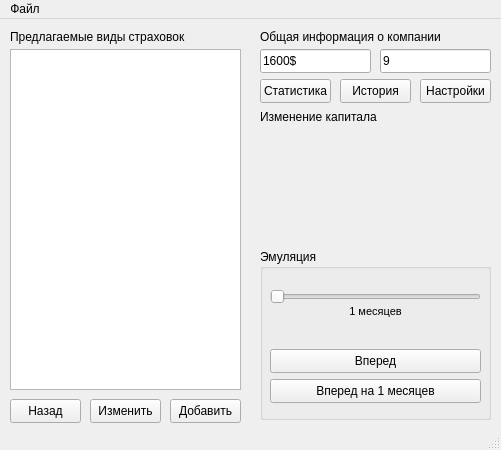
Irval1337/InsuranceSimulator, file InsuranceSimulator/mainwindow.ui: the form before one commit.
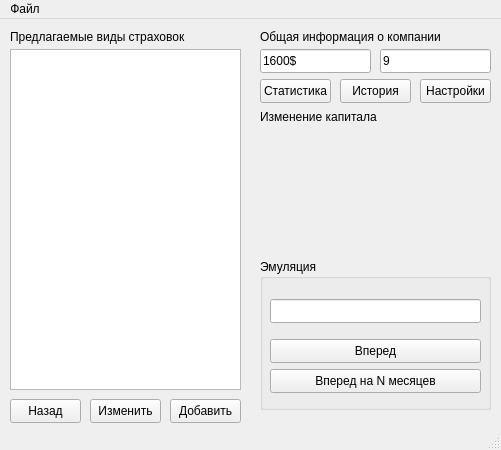
The form after the commit.

What changed in the file:
```diff
--- a/InsuranceSimulator/mainwindow.ui
+++ b/InsuranceSimulator/mainwindow.ui
@@ -108,51 +108,19 @@
     <property name="geometry">
      <rect>
       <x>260</x>
-      <y>230</y>
+      <y>240</y>
       <width>231</width>
-      <height>171</height>
+      <height>151</height>
      </rect>
     </property>
     <property name="title">
      <string>Эмуляция</string>
     </property>
-    <widget class="QSlider" name="horizontalSlider">
-     <property name="geometry">
-      <rect>
-       <x>10</x>
-       <y>40</y>
-       <width>211</width>
-       <height>16</height>
-      </rect>
-     </property>
-     <property name="minimum">
-      <number>1</number>
-     </property>
-     <property name="maximum">
-      <number>1000</number>
-     </property>
-     <property name="orientation">
-      <enum>Qt::Horizontal</enum>
-     </property>
-    </widget>
-    <widget class="QLabel" name="periodLabel">
-     <property name="geometry">
-      <rect>
-       <x>10</x>
-       <y>53</y>
-       <width>211</width>
-       <height>20</height>
-      </rect>
-     </property>
-     <property name="text">
-      <string>&lt;html&gt;&lt;head/&gt;&lt;body&gt;&lt;p align=&quot;center&quot;&gt;&lt;span style=&quot; font-size:8pt;&quot;&gt;1 месяцев&lt;/span&gt;&lt;/p&gt;&lt;/body&gt;&lt;/html&gt;</string>
-     </property>
-    </widget>
     <widget class="QPushButton" name="pushButton">
      <property name="geometry">
       <rect>
        <x>10</x>
-       <y>100</y>
+       <y>80</y>
        <width>211</width>
        <height>24</height>
       </rect>
@@ -165,13 +133,23 @@
      <property name="geometry">
       <rect>
        <x>10</x>
-       <y>130</y>
+       <y>110</y>
        <width>211</width>
        <height>24</height>
       </rect>
      </property>
      <property name="text">
-      <string>Вперед на 1 месяцев</string>
+      <string>Вперед на N месяцев</string>
+     </property>
+    </widget>
+    <widget class="QLineEdit" name="lineEdit_3">
+     <property name="geometry">
+      <rect>
+       <x>10</x>
+       <y>40</y>
+       <width>211</width>
+       <height>24</height>
+      </rect>
      </property>
     </widget>
    </widget>
```
